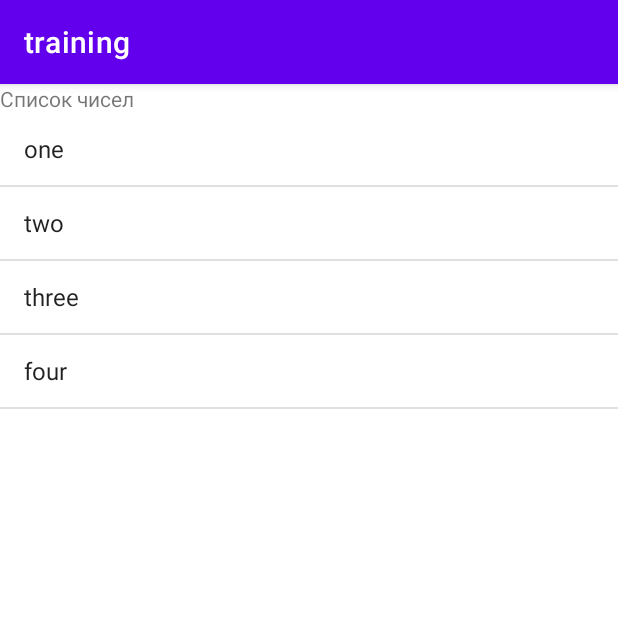
After one commit to georgijsstasjuks/testAndroidNew, an Android app: the ListFragmentActivity screen opened directly, with no data from a screen before it, on a phone screen of 412 x 824 dp, the top half of it. The commit adds this screen. Run offline under Robolectric (Android 15) with nearby library versions, the phone set to English and light mode, and no system bars.

Commit message:
lesson 109

```diff
--- a/app/src/main/AndroidManifest.xml
+++ b/app/src/main/AndroidManifest.xml
@@ -10,6 +10,13 @@
         android:roundIcon="@mipmap/ic_launcher_round"
         android:supportsRtl="true"
         android:theme="@style/Theme.Training">
+        <activity android:name=".fourth.ListFragmentActivity">
+            <intent-filter>
+                <action android:name="android.intent.action.MAIN" />
+
+                <category android:name="android.intent.category.LAUNCHER" />
+            </intent-filter>
+        </activity>
         <activity android:name=".fourth.ActionBarNavigationActivity">
             <intent-filter>
                 <action android:name="android.intent.action.MAIN" />
--- /dev/null
+++ b/app/src/main/java/com/example/training/fourth/ListFragmentActivity.java
@@ -0,0 +1,15 @@
+package com.example.training.fourth;
+
+import androidx.appcompat.app.AppCompatActivity;
+
+import android.os.Bundle;
+
+import com.example.training.R;
+
+public class ListFragmentActivity extends AppCompatActivity {
+
+    @Override protected void onCreate(Bundle savedInstanceState) {
+        super.onCreate(savedInstanceState);
+        setContentView(R.layout.activity_list_fragment);
+    }
+}
--- /dev/null
+++ b/app/src/main/java/com/example/training/fourth/MainListFragment.java
@@ -0,0 +1,34 @@
+package com.example.training.fourth;
+
+import android.app.ListFragment;
+import android.os.Bundle;
+import android.view.LayoutInflater;
+import android.view.View;
+import android.view.ViewGroup;
+import android.widget.ArrayAdapter;
+import android.widget.ListView;
+import android.widget.Toast;
+
+import com.example.training.R;
+
+public class MainListFragment extends ListFragment {
+
+    private String mData[] = new String[] { "one", "two", "three", "four" };
+
+    @Override public void onActivityCreated(Bundle savedInstanceState) {
+        super.onActivityCreated(savedInstanceState);
+        ArrayAdapter<String> adapter = new ArrayAdapter<String>(getActivity(),
+                android.R.layout.simple_list_item_1, mData);
+        setListAdapter(adapter);
+    }
+
+    @Override public View onCreateView(LayoutInflater inflater, ViewGroup container,
+                                       Bundle savedInstanceState) {
+        return inflater.inflate(R.layout.fragment_main_list, null);
+    }
+
+    public void onListItemClick(ListView l, View v, int position, long id) {
+        super.onListItemClick(l, v, position, id);
+        Toast.makeText(getActivity(), "position = " + position, Toast.LENGTH_SHORT).show();
+    }
+}
--- /dev/null
+++ b/app/src/main/res/layout/activity_list_fragment.xml
@@ -0,0 +1,14 @@
+<?xml version="1.0" encoding="utf-8"?>
+<LinearLayout
+    xmlns:android="http://schemas.android.com/apk/res/android"
+    xmlns:tools="http://schemas.android.com/tools"
+    android:id="@+id/LinearLayout1"
+    android:layout_width="match_parent"
+    android:layout_height="match_parent"
+    android:orientation="vertical">
+    <fragment
+        android:name="com.example.training.fourth.MainListFragment"
+        android:layout_width="match_parent"
+        android:layout_height="match_parent">
+    </fragment>
+</LinearLayout>
--- /dev/null
+++ b/app/src/main/res/layout/fragment_main_list.xml
@@ -0,0 +1,24 @@
+<?xml version="1.0" encoding="utf-8"?>
+<LinearLayout
+    xmlns:android="http://schemas.android.com/apk/res/android"
+    android:layout_width="match_parent"
+    android:layout_height="match_parent"
+    android:orientation="vertical">
+    <TextView
+        android:layout_width="wrap_content"
+        android:layout_height="wrap_content"
+        android:text="@string/number_list">
+    </TextView>
+    <ListView
+        android:id="@id/android:list"
+        android:layout_width="match_parent"
+        android:layout_height="match_parent">
+    </ListView>
+    <TextView
+        android:id="@id/android:empty"
+        android:layout_width="match_parent"
+        android:layout_height="match_parent"
+        android:gravity="center"
+        android:text="@string/empty">
+    </TextView>
+</LinearLayout>
--- a/app/src/main/res/values/strings.xml
+++ b/app/src/main/res/values/strings.xml
@@ -12,4 +12,6 @@
     <string name="item2">Item2</string>
     <string name="item3">Item3</string>
     <string name="item4">Item4</string>
+    <string name="number_list">Список чисел</string>
+    <string name="empty">Нет данных</string>
 </resources>
```
